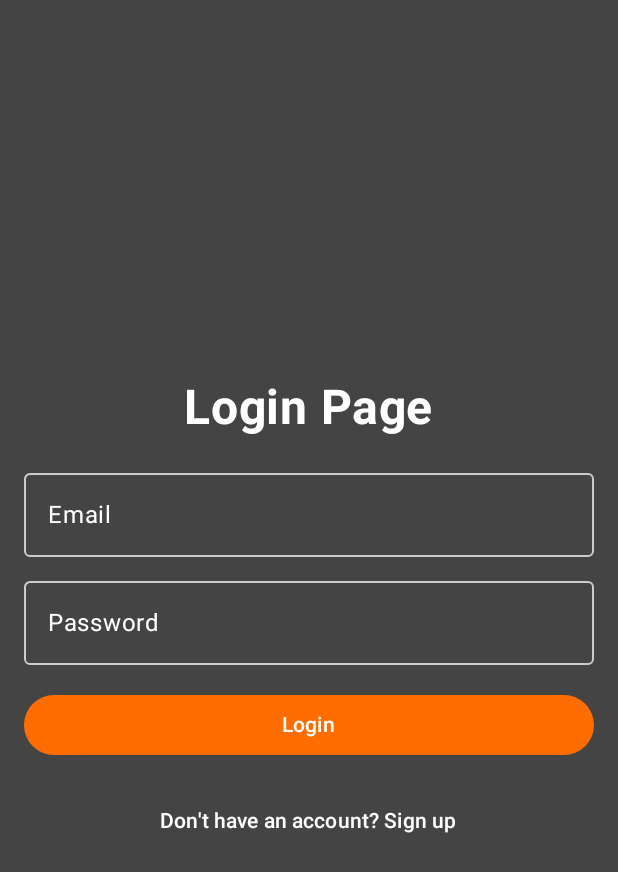
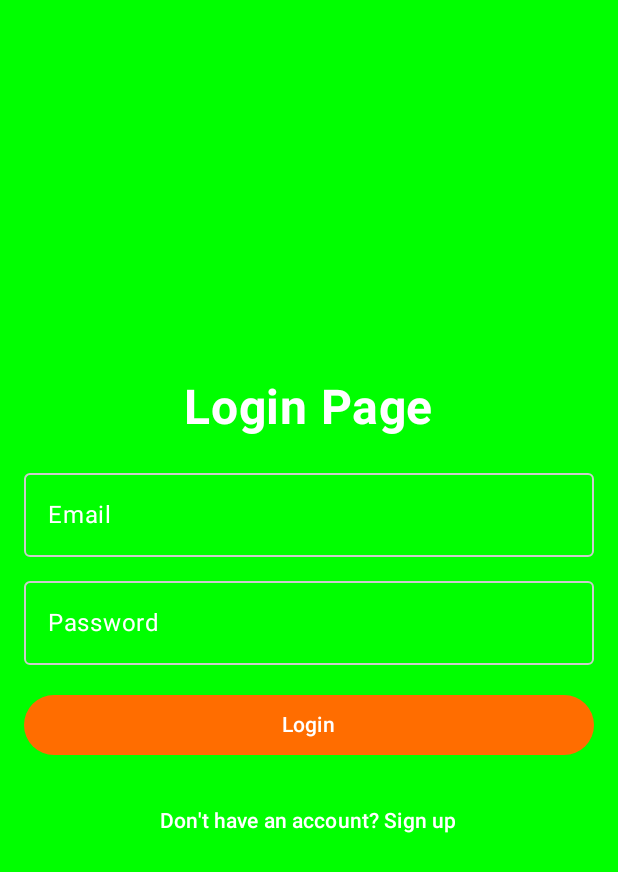
Before and after one commit to juan-estrad/FitQuest, an Android app built with Jetpack Compose: the screen it shows after launch (MainActivity), on a phone screen of 412 x 824 dp. Shown: the top 872 px of the screen. Run offline under Robolectric (Android 15) with nearby library versions, the phone set to English and light mode, and no system bars; our stand-ins replace Firebase (no records; nobody signed in at launch, a user with empty details on screens opened directly), livedata-compose.

Commit message:
test-Alexis2

```diff
--- a/app/src/main/java/com/example/fitquest/pages/LoginPage.kt
+++ b/app/src/main/java/com/example/fitquest/pages/LoginPage.kt
@@ -66,7 +66,7 @@ fun LoginPage(modifier: Modifier = Modifier, navController: NavController, authV
     Column(
         modifier = modifier
             .fillMaxSize()
-            .background(Color.DarkGray)
+            .background(Color.Green)
             .padding(16.dp),
         verticalArrangement = Arrangement.Center,
         horizontalAlignment = Alignment.CenterHorizontally
```
